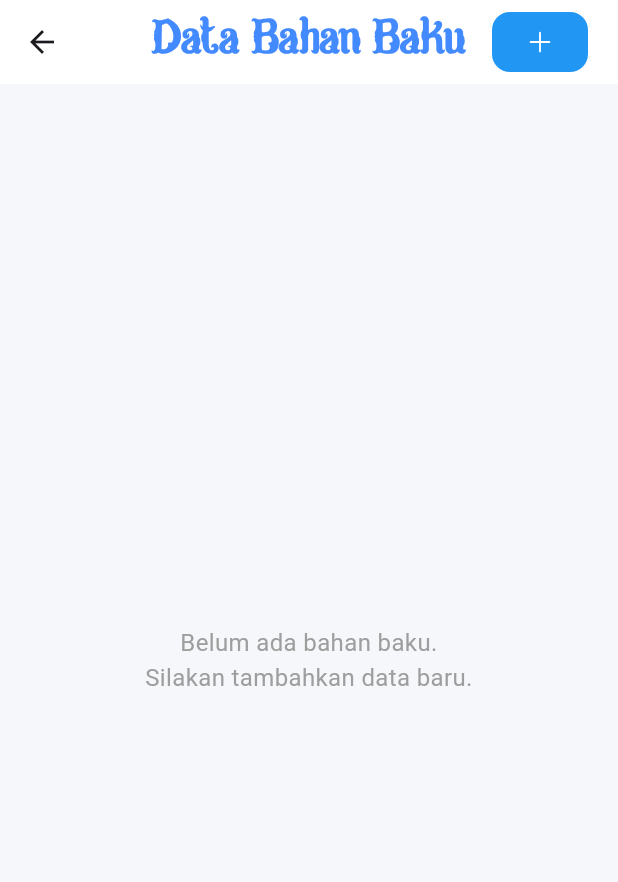
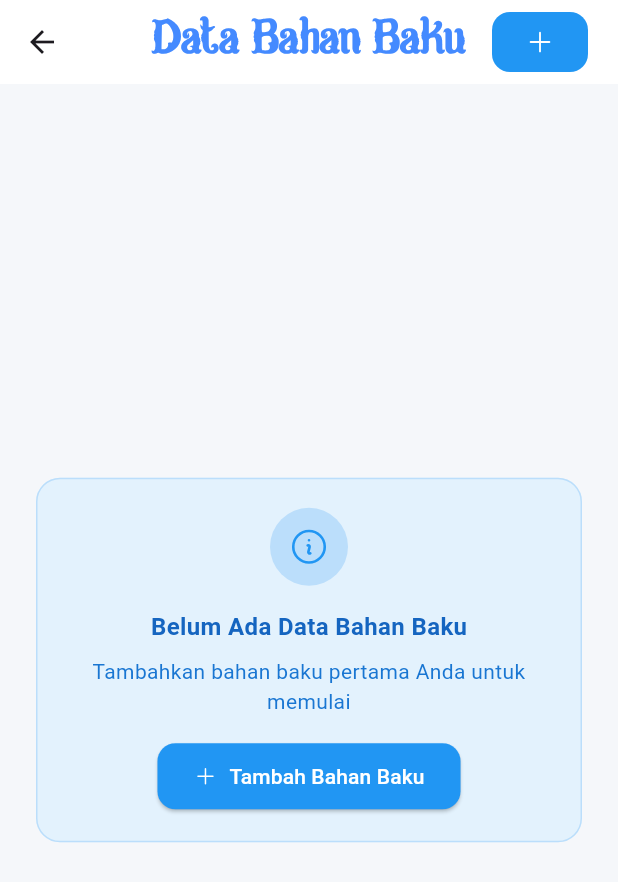
Before and after one commit to agungkurniawanid/batik_sesa_bojonegoro_app, a Flutter app: the BahanBakuScreen screen opened by its route, on a phone screen of 412 x 824 dp. Shown: the top 882 px of the screen. Run offline on Flutter 3.47's test engine with Material 3 defaults, Android fonts, the phone set to English and light mode, and no system bars; our stand-ins replace firebase_core, firebase_database, flutter_riverpod, heroicons, loading_animation_widget, persistent_bottom_nav_bar; accounts and stored records are empty.

Commit message:
update fix card info tidak ada data page bahan baku

```diff
--- a/lib/screens/bahan_baku/bahan_baku_screens.dart
+++ b/lib/screens/bahan_baku/bahan_baku_screens.dart
@@ -1,4 +1,3 @@
-
 import 'package:flutter/material.dart';
 import 'package:flutter_riverpod/flutter_riverpod.dart';
 import 'package:heroicons/heroicons.dart';
@@ -8,13 +7,11 @@ import '../../core/provider/bahanbaku_provider.dart';
 import 'add_bahan_baku_screens.dart';
 import 'edit_bahan_baku_screens.dart';
 
-
 class BahanBakuScreen extends ConsumerWidget {
   const BahanBakuScreen({super.key});
 
   @override
   Widget build(BuildContext context, WidgetRef ref) {
-    // 1. Mengawasi stream provider untuk mendapatkan data
     final bahanBakuListAsync = ref.watch(bahanBakuListStreamProvider);
 
     return Scaffold(
@@ -64,15 +61,13 @@ class BahanBakuScreen extends ConsumerWidget {
           ),
         ],
       ),
-      // 2. Menggunakan .when untuk handle state data, loading, dan error
       body: bahanBakuListAsync.when(
         data: (bahanBakuList) {
           if (bahanBakuList.isEmpty) {
-            return const Center(
-              child: Text(
-                'Belum ada bahan baku.\nSilakan tambahkan data baru.',
-                textAlign: TextAlign.center,
-                style: TextStyle(fontSize: 16, color: Colors.grey),
+            return Center(
+              child: Padding(
+                padding: const EdgeInsets.all(20),
+                child: _buildEmptyDataInfoCard(context),
               ),
             );
           }
@@ -84,10 +79,9 @@ class BahanBakuScreen extends ConsumerWidget {
                 physics: const NeverScrollableScrollPhysics(),
                 itemCount: bahanBakuList.length,
                 separatorBuilder: (context, index) =>
-                const SizedBox(height: 12),
+                    const SizedBox(height: 12),
                 itemBuilder: (context, index) {
                   final bahan = bahanBakuList[index];
-                  // 3. Pass `ref` ke card untuk aksi delete
                   return _buildBahanBakuCard(context, ref, bahan);
                 },
               ),
@@ -102,9 +96,94 @@ class BahanBakuScreen extends ConsumerWidget {
     );
   }
 
+  Widget _buildEmptyDataInfoCard(BuildContext context) {
+    return Card(
+      color: Colors.blue[50],
+      shape: RoundedRectangleBorder(
+        borderRadius: BorderRadius.circular(16),
+        side: BorderSide(
+          color: Colors.blue[100]!,
+          width: 1,
+        ),
+      ),
+      elevation: 0,
+      child: Padding(
+        padding: const EdgeInsets.all(20),
+        child: Column(
+          mainAxisSize: MainAxisSize.min,
+          children: [
+            Container(
+              padding: const EdgeInsets.all(12),
+              decoration: BoxDecoration(
+                color: Colors.blue[100],
+                shape: BoxShape.circle,
+              ),
+              child: const HeroIcon(
+                HeroIcons.informationCircle,
+                size: 28,
+                color: Colors.blue,
+              ),
+            ),
+            const SizedBox(height: 16),
+            Text(
+              'Belum Ada Data Bahan Baku',
+              style: TextStyle(
+                fontSize: 16,
+                fontWeight: FontWeight.w600,
+                color: Colors.blue[800],
+              ),
+            ),
+            const SizedBox(height: 8),
+            Text(
+              'Tambahkan bahan baku pertama Anda untuk memulai',
+              textAlign: TextAlign.center,
+              style: TextStyle(
+                fontSize: 14,
+                color: Colors.blue[700],
+              ),
+            ),
+            const SizedBox(height: 16),
+            ElevatedButton(
+              onPressed: () {
+                Navigator.push(
+                  context,
+                  MaterialPageRoute(
+                    builder: (context) => const AddBahanBakuScreen(),
+                  ),
+                );
+              },
+              style: ElevatedButton.styleFrom(
+                backgroundColor: Colors.blue,
+                foregroundColor: Colors.white,
+                padding: const EdgeInsets.symmetric(
+                  horizontal: 24,
+                  vertical: 12,
+                ),
+                shape: RoundedRectangleBorder(
+                  borderRadius: BorderRadius.circular(12),
+                ),
+              ),
+              child: const Row(
+                mainAxisSize: MainAxisSize.min,
+                children: [
+                  HeroIcon(HeroIcons.plus, size: 16),
+                  SizedBox(width: 8),
+                  Text('Tambah Bahan Baku'),
+                ],
+              ),
+            ),
+          ],
+        ),
+      ),
+    );
+  }
+
   Widget _buildBahanBakuCard(BuildContext context, WidgetRef ref, BahanBaku bahan) {
-    // Format harga agar lebih mudah dibaca
-    final currencyFormatter = NumberFormat.currency(locale: 'id_ID', symbol: 'Rp ', decimalDigits: 0);
+    final currencyFormatter = NumberFormat.currency(
+      locale: 'id_ID',
+      symbol: 'Rp ',
+      decimalDigits: 0
+    );
     final hargaFormatted = currencyFormatter.format(bahan.hargaBeli);
 
     return Container(
@@ -245,7 +324,6 @@ class BahanBakuScreen extends ConsumerWidget {
                 foregroundColor: Colors.red,
               ),
               onPressed: () {
-                // 4. Memanggil repository untuk menghapus data
                 ref.read(bahanBakuRepositoryProvider).deleteBahanBaku(bahan.id)
                     .then((_) {
                   ScaffoldMessenger.of(context).showSnackBar(
```
